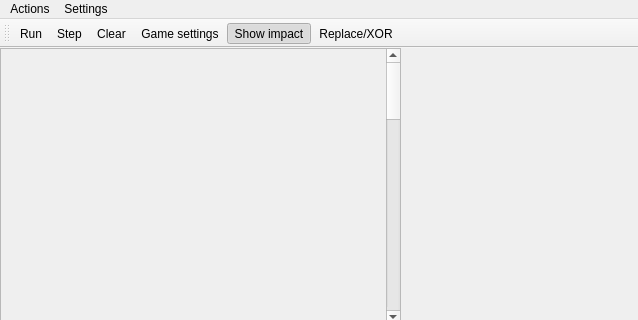
This is Life3/Life3/mainwindow.ui in alek-sun/Graphics as Qt 5 draws it before an edit; both pictures show x 0 to 638 and y 0 to 320 of the 638 by 459 pixel window. The edited form follows.
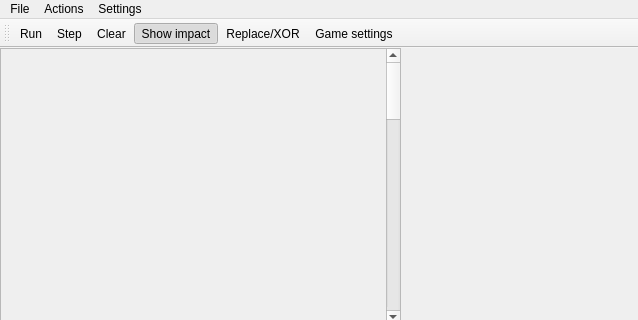
This is the edited form. Icons and pictures are not drawn. Custom widgets are drawn as their Qt base class.

Commit message: Done changing field size and field parametrs settings dialog

The edit to the form file:
```diff
--- a/Life3/Life3/mainwindow.ui
+++ b/Life3/Life3/mainwindow.ui
@@ -87,6 +87,14 @@
     <addaction name="actionShow_impact"/>
     <addaction name="actionReplace"/>
    </widget>
+   <widget class="QMenu" name="menuFile">
+    <property name="title">
+     <string>File</string>
+    </property>
+    <addaction name="actionOpen_file"/>
+    <addaction name="actionSave_to_file"/>
+   </widget>
+   <addaction name="menuFile"/>
    <addaction name="menu"/>
    <addaction name="menu_2"/>
   </widget>
@@ -100,9 +108,9 @@
    <addaction name="actionRun"/>
    <addaction name="actionStep"/>
    <addaction name="actionClear"/>
-   <addaction name="actionGame_settings"/>
    <addaction name="actionShow_impact"/>
    <addaction name="actionReplace"/>
+   <addaction name="actionGame_settings"/>
   </widget>
   <widget class="QStatusBar" name="statusBar"/>
   <action name="actionStep">
```
Left out of the diff: 45 changed lines with no effect on the pictures. The commit also changes 10 other files.
